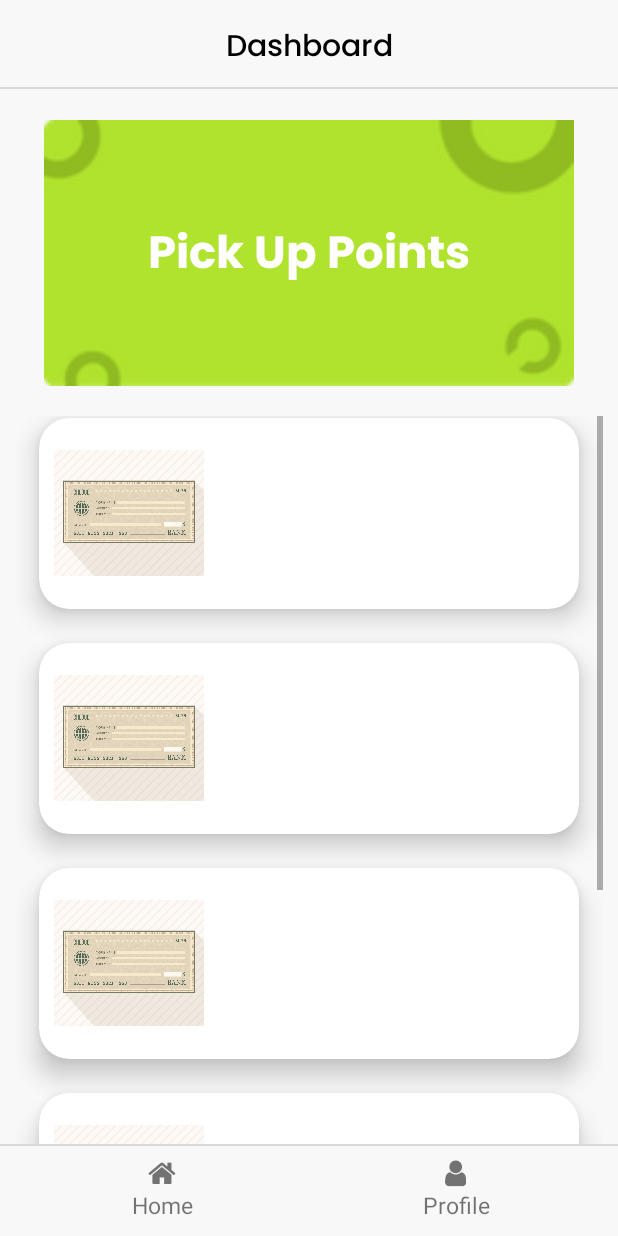
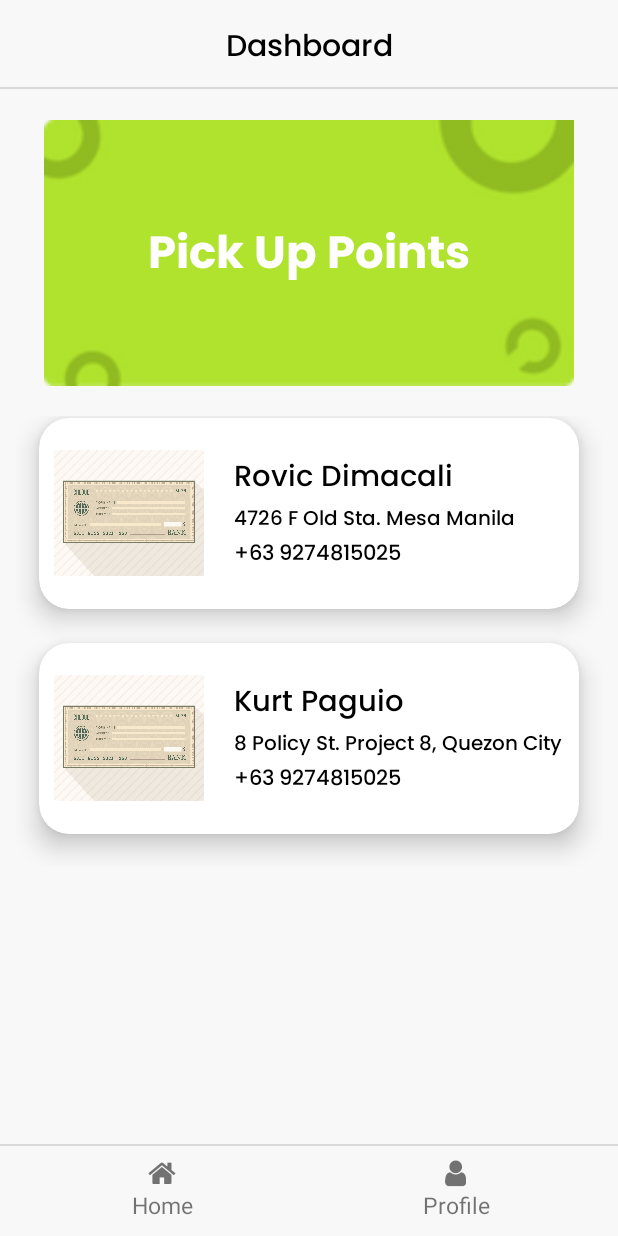
Before and after one commit to rovicdimacali/RGS_ChequePickUp, an Android app: the HomeFragment screen opened directly, with no data from a screen before it, on a phone screen of 412 x 824 dp. Run offline under Robolectric (Android 15) with nearby library versions, the phone set to English and light mode, and no system bars.

Commit message:
Made some changes in Signup Layout Added cardview in Main

```diff
--- a/app/src/main/res/layout/activity_sign_up.xml
+++ b/app/src/main/res/layout/activity_sign_up.xml
@@ -4,7 +4,8 @@
     xmlns:tools="http://schemas.android.com/tools"
     android:layout_width="match_parent"
     android:layout_height="match_parent"
-    tools:context=".SignUp">
+    tools:context=".SignUp"
+    android:padding="10dp">
 
     <TextView
         android:id="@+id/welcome"
--- a/app/src/main/res/layout/activity_start.xml
+++ b/app/src/main/res/layout/activity_start.xml
@@ -58,5 +58,4 @@
         android:text="Sign in"
         android:textColor="@color/rgs_gray"/>
 
-
 </RelativeLayout>
--- a/app/src/main/res/layout/fragment_home.xml
+++ b/app/src/main/res/layout/fragment_home.xml
@@ -75,36 +75,43 @@
                             android:layout_centerVertical="true"
                             android:layout_marginLeft="10dp"
                             android:layout_marginRight="10dp"
-
+                            android:id="@+id/card_image"
                             app:shapeAppearanceOverlay="@style/circleImageView"
                             app:srcCompat="@drawable/cheque_pic" />
 
-                    </RelativeLayout>
+                            <LinearLayout
+                                android:layout_width="wrap_content"
+                                android:layout_height="wrap_content"
+                                android:orientation="vertical"
+                                android:layout_toRightOf="@id/card_image"
+                                android:layout_centerVertical="true"
+                                android:padding="10dp">
 
-                </androidx.cardview.widget.CardView>
-                <androidx.cardview.widget.CardView
-                    android:layout_width="match_parent"
-                    android:layout_height="170dp"
-                    android:layout_marginTop="-20dp"
-                    app:cardBackgroundColor="@color/white"
-                    app:cardCornerRadius="20dp"
-                    app:cardElevation="10dp"
-                    app:cardPreventCornerOverlap="true"
-                    app:cardUseCompatPadding="true">
-
-                    <RelativeLayout
-                        android:layout_width="match_parent"
-                        android:layout_height="match_parent">
-
-                        <com.google.android.material.imageview.ShapeableImageView
-                            android:layout_width="100dp"
-                            android:layout_height="100dp"
-                            android:layout_centerVertical="true"
-                            android:layout_marginLeft="10dp"
-                            android:layout_marginRight="10dp"
-
-                            app:shapeAppearanceOverlay="@style/circleImageView"
-                            app:srcCompat="@drawable/cheque_pic" />
+                                <TextView
+                                    android:layout_width="wrap_content"
+                                    android:layout_height="wrap_content"
+                                    android:text="Rovic Dimacali"
+                                    android:textColor="@color/black"
+                                    android:fontFamily="@font/poppins"
+                                    android:textSize="19dp"
+                                    />
+                                <TextView
+                                    android:layout_width="wrap_content"
+                                    android:layout_height="wrap_content"
+                                    android:text="4726 F Old Sta. Mesa Manila"
+                                    android:textColor="@color/black"
+                                    android:fontFamily="@font/poppins"
+                                    android:textSize="13dp"
+                                    />
+                                <TextView
+                                    android:layout_width="wrap_content"
+                                    android:layout_height="wrap_content"
+                                    android:text="+63 9274815025"
+                                    android:textColor="@color/black"
+                                    android:fontFamily="@font/poppins"
+                                    android:textSize="14dp"
+                                    />
+                        </LinearLayout>
 
                     </RelativeLayout>
 
@@ -130,77 +137,52 @@
                             android:layout_centerVertical="true"
                             android:layout_marginLeft="10dp"
                             android:layout_marginRight="10dp"
-
+                            android:id="@+id/card_image2"
                             app:shapeAppearanceOverlay="@style/circleImageView"
                             app:srcCompat="@drawable/cheque_pic" />
+
+                        <LinearLayout
+                            android:layout_width="wrap_content"
+                            android:layout_height="wrap_content"
+                            android:orientation="vertical"
+                            android:layout_toRightOf="@id/card_image2"
+                            android:layout_centerVertical="true"
+                            android:padding="10dp">
+
+                            <TextView
+                                android:layout_width="wrap_content"
+                                android:layout_height="wrap_content"
+                                android:text="Kurt Paguio"
+                                android:textColor="@color/black"
+                                android:fontFamily="@font/poppins"
+                                android:textSize="19dp"
+                                />
+                            <TextView
+                                android:layout_width="wrap_content"
+                                android:layout_height="wrap_content"
+                                android:text="8 Policy St. Project 8, Quezon City"
+                                android:textColor="@color/black"
+                                android:fontFamily="@font/poppins"
+                                android:textSize="13dp"
+                                />
+                            <TextView
+                                android:layout_width="wrap_content"
+                                android:layout_height="wrap_content"
+                                android:text="+63 9274815025"
+                                android:textColor="@color/black"
+                                android:fontFamily="@font/poppins"
+                                android:textSize="14dp"
+                                />
+                        </LinearLayout>
 
                     </RelativeLayout>
 
                 </androidx.cardview.widget.CardView>
 
-                <androidx.cardview.widget.CardView
-                    android:layout_width="match_parent"
-                    android:layout_height="170dp"
-                    android:layout_marginTop="-20dp"
-                    app:cardBackgroundColor="@color/white"
-                    app:cardCornerRadius="20dp"
-                    app:cardElevation="10dp"
-                    app:cardPreventCornerOverlap="true"
-                    app:cardUseCompatPadding="true">
-
-                    <RelativeLayout
-                        android:layout_width="match_parent"
-                        android:layout_height="match_parent">
-
-                        <com.google.android.material.imageview.ShapeableImageView
-                            android:layout_width="100dp"
-                            android:layout_height="100dp"
-                            android:layout_centerVertical="true"
-                            android:layout_marginLeft="10dp"
-                            android:layout_marginRight="10dp"
-
-                            app:shapeAppearanceOverlay="@style/circleImageView"
-                            app:srcCompat="@drawable/cheque_pic" />
-
-                    </RelativeLayout>
-
-                </androidx.cardview.widget.CardView>
-
-                <androidx.cardview.widget.CardView
-                    android:layout_width="match_parent"
-                    android:layout_height="170dp"
-                    android:layout_marginTop="-20dp"
-                    app:cardBackgroundColor="@color/white"
-                    app:cardCornerRadius="20dp"
-                    app:cardElevation="10dp"
-                    app:cardPreventCornerOverlap="true"
-                    app:cardUseCompatPadding="true">
-
-                    <RelativeLayout
-                        android:layout_width="match_parent"
-                        android:layout_height="match_parent">
-
-                        <com.google.android.material.imageview.ShapeableImageView
-                            android:layout_width="100dp"
-                            android:layout_height="100dp"
-                            android:layout_centerVertical="true"
-                            android:layout_marginLeft="10dp"
-                            android:layout_marginRight="10dp"
-
-                            app:shapeAppearanceOverlay="@style/circleImageView"
-                            app:srcCompat="@drawable/cheque_pic" />
-
-                    </RelativeLayout>
-
-                </androidx.cardview.widget.CardView>
-
-
-
             </LinearLayout>
 
         </ScrollView>
 
-
     </RelativeLayout>
 
 </FrameLayout>
```
